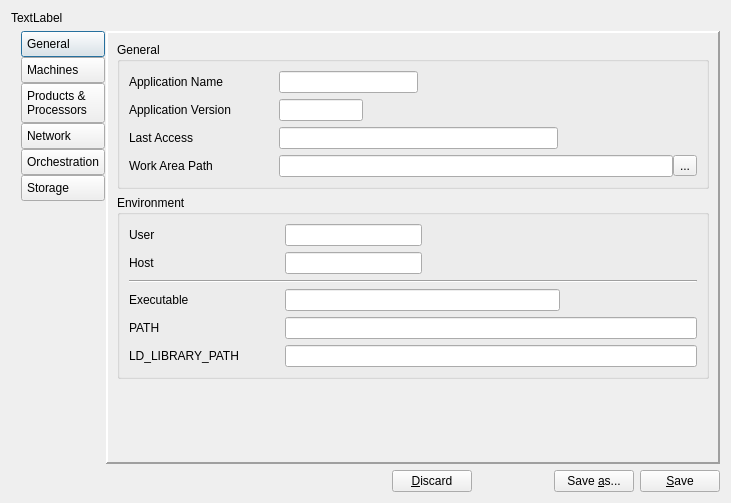
Old version of the form qpfgui/configtool.ui in the repository aardalath/qpf.
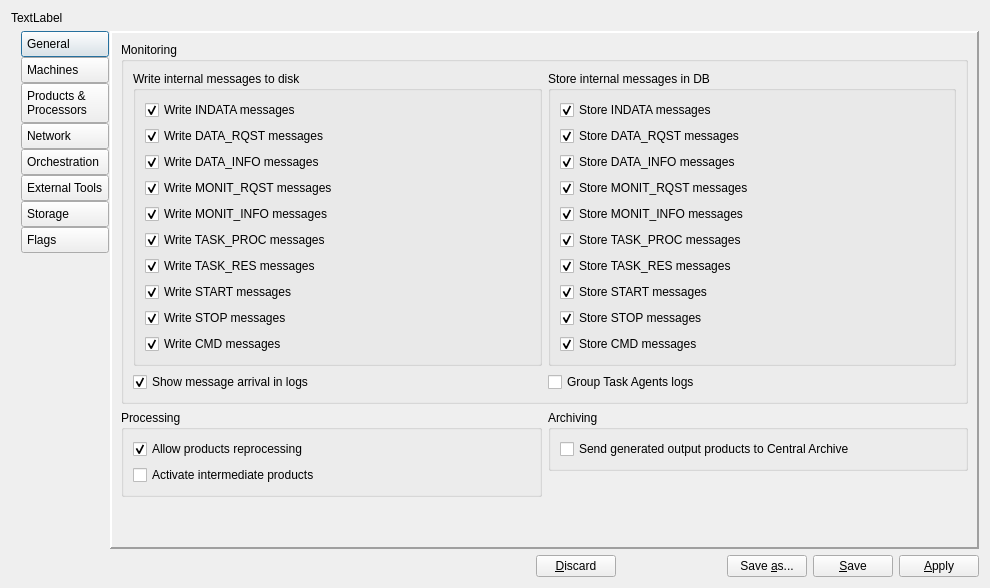
New version of the form. Icons and pictures are not drawn.

Commit message: New User Defined Tools and Flags sections in Config Tool

```diff
--- a/qpfgui/configtool.ui
+++ b/qpfgui/configtool.ui
@@ -6,8 +6,8 @@
    <rect>
     <x>0</x>
     <y>0</y>
-    <width>731</width>
-    <height>503</height>
+    <width>990</width>
+    <height>588</height>
    </rect>
   </property>
   <property name="windowTitle">
@@ -171,6 +171,32 @@
          </attribute>
         </widget>
        </item>
+       <item>
+        <widget class="QPushButton" name="tbtnExtTools">
+         <property name="styleSheet">
+          <string notr="true">QPushButton { text-align: left; padding: 5px; }</string>
+         </property>
+         <property name="text">
+          <string>External Tools</string>
+         </property>
+         <property name="icon">
+          <iconset resource="configtool.qrc">
+           <normaloff>:/img/img/exttools.png</normaloff>:/img/img/exttools.png</iconset>
+         </property>
+         <property name="iconSize">
+          <size>
+           <width>48</width>
+           <height>48</height>
+          </size>
+         </property>
+         <property name="autoExclusive">
+          <bool>true</bool>
+         </property>
+         <attribute name="buttonGroup">
+          <string notr="true">btngrpSection</string>
+         </attribute>
+        </widget>
+       </item>
        <item>
         <widget class="QPushButton" name="tbtnStorage">
          <property name="styleSheet">
@@ -197,6 +223,32 @@
          </attribute>
         </widget>
        </item>
+       <item>
+        <widget class="QPushButton" name="tbtnFlags">
+         <property name="styleSheet">
+          <string notr="true">QPushButton { text-align: left; padding: 5px; }</string>
+         </property>
+         <property name="text">
+          <string>Flags</string>
+         </property>
+         <property name="icon">
+          <iconset resource="configtool.qrc">
+           <normaloff>:/img/img/checkmarks.png</normaloff>:/img/img/checkmarks.png</iconset>
+         </property>
+         <property name="iconSize">
+          <size>
+           <width>48</width>
+           <height>48</height>
+          </size>
+         </property>
+         <property name="autoExclusive">
+          <bool>true</bool>
+         </property>
+         <attribute name="buttonGroup">
+          <string notr="true">btngrpSection</string>
+         </attribute>
+        </widget>
+       </item>
        <item>
         <spacer name="verticalSpacer">
          <property name="orientation">
@@ -224,7 +276,7 @@
         <number>2</number>
        </property>
        <property name="currentIndex">
-        <number>0</number>
+        <number>7</number>
        </property>
        <widget class="QWidget" name="pageGeneral">
         <layout class="QVBoxLayout" name="verticalLayout_3">
@@ -397,7 +449,11 @@
                </widget>
               </item>
               <item>
-               <widget class="QLineEdit" name="edUser"/>
+               <widget class="QLineEdit" name="edUser">
+                <property name="readOnly">
+                 <bool>true</bool>
+                </property>
+               </widget>
               </item>
               <item>
                <spacer name="horizontalSpacer_14">
@@ -430,7 +486,11 @@
                </widget>
               </item>
               <item>
-               <widget class="QLineEdit" name="edHost"/>
+               <widget class="QLineEdit" name="edHost">
+                <property name="readOnly">
+                 <bool>true</bool>
+                </property>
+               </widget>
               </item>
               <item>
                <spacer name="horizontalSpacer_15">
@@ -470,7 +530,11 @@
                </widget>
               </item>
               <item>
-               <widget class="QLineEdit" name="edExec"/>
+               <widget class="QLineEdit" name="edExec">
+                <property name="readOnly">
+                 <bool>true</bool>
+                </property>
+               </widget>
               </item>
               <item>
                <spacer name="horizontalSpacer_17">
@@ -503,7 +567,11 @@
                </widget>
               </item>
               <item>
-               <widget class="QLineEdit" name="edPATH"/>
+               <widget class="QLineEdit" name="edPATH">
+                <property name="readOnly">
+                 <bool>true</bool>
+                </property>
+               </widget>
               </item>
               <item>
                <spacer name="horizontalSpacer_18">
@@ -536,7 +604,11 @@
                </widget>
               </item>
               <item>
-               <widget class="QLineEdit" name="edLDPATH"/>
+               <widget class="QLineEdit" name="edLDPATH">
+                <property name="readOnly">
+                 <bool>true</bool>
+                </property>
+               </widget>
               </item>
               <item>
                <spacer name="horizontalSpacer_19">
@@ -740,6 +812,95 @@
          </item>
         </layout>
        </widget>
+       <widget class="QWidget" name="pageExtTools">
+        <layout class="QVBoxLayout" name="verticalLayout_14">
+         <item>
+          <widget class="QGroupBox" name="gpboxNet_2">
+           <property name="title">
+            <string>User-defined External Tools</string>
+           </property>
+           <layout class="QHBoxLayout" name="horizontalLayout_14">
+            <item>
+             <widget class="QTableWidget" name="tblwdgUserDefTools">
+              <attribute name="horizontalHeaderStretchLastSection">
+               <bool>true</bool>
+              </attribute>
+              <attribute name="verticalHeaderVisible">
+               <bool>false</bool>
+              </attribute>
+              <attribute name="verticalHeaderStretchLastSection">
+               <bool>false</bool>
+              </attribute>
+              <column>
+               <property name="text">
+                <string>Name</string>
+               </property>
+              </column>
+              <column>
+               <property name="text">
+                <string>Description</string>
+               </property>
+              </column>
+              <column>
+               <property name="text">
+                <string>Executable</string>
+               </property>
+              </column>
+              <column>
+               <property name="text">
+                <string>Arguments</string>
+               </property>
+              </column>
+              <column>
+               <property name="text">
+                <string>Product Types</string>
+               </property>
+              </column>
+             </widget>
+            </item>
+            <item>
+             <layout class="QVBoxLayout" name="verticalLayout_12">
+              <item>
+               <widget class="QPushButton" name="btnAddNew">
+                <property name="text">
+                 <string>&amp;Add new</string>
+                </property>
+               </widget>
+              </item>
+              <item>
+               <widget class="QPushButton" name="btnEdit">
+                <property name="text">
+                 <string>&amp;Edit</string>
+                </property>
+               </widget>
+              </item>
+              <item>
+               <widget class="QPushButton" name="btnRemove">
+                <property name="text">
+                 <string>&amp;Remove</string>
+                </property>
+               </widget>
+              </item>
+              <item>
+               <spacer name="verticalSpacer_3">
+                <property name="orientation">
+                 <enum>Qt::Vertical</enum>
+                </property>
+                <property name="sizeHint" stdset="0">
+                 <size>
+                  <width>20</width>
+                  <height>40</height>
+                 </size>
+                </property>
+               </spacer>
+              </item>
+             </layout>
+            </item>
+           </layout>
+          </widget>
+         </item>
+        </layout>
+       </widget>
        <widget class="QWidget" name="pageStorage">
         <layout class="QVBoxLayout" name="verticalLayout_5">
          <item>
@@ -750,6 +911,20 @@
            <layout class="QVBoxLayout" name="verticalLayout_8">
             <item>
              <layout class="QGridLayout" name="gridLayout">
+              <item row="2" column="1">
+               <widget class="QLineEdit" name="nedInbox">
+                <property name="enabled">
+                 <bool>false</bool>
+                </property>
+               </widget>
+              </item>
+              <item row="4" column="0">
+               <widget class="QLabel" name="label_30">
+                <property name="text">
+                 <string>User reproc. area</string>
+                </property>
+               </widget>
+              </item>
               <item row="0" column="0">
                <widget class="QLabel" name="label_26">
                 <property name="text">
@@ -781,13 +956,6 @@
                 </property>
                </widget>
               </item>
-              <item row="2" column="1">
-               <widget class="QLineEdit" name="nedInbox">
-                <property name="enabled">
-                 <bool>false</bool>
-                </property>
-               </widget>
-              </item>
               <item row="2" column="0">
                <widget class="QLabel" name="label_28">
                 <property name="text">
@@ -809,6 +977,13 @@
                 </property>
                </widget>
               </item>
+              <item row="4" column="1">
+               <widget class="QLineEdit" name="nedUserReprocArea">
+                <property name="enabled">
+                 <bool>false</bool>
+                </property>
+               </widget>
+              </item>
              </layout>
             </item>
            </layout>
@@ -820,6 +995,9 @@
             <enum>Qt::Horizontal</enum>
            </property>
            <widget class="QGroupBox" name="gpboxInput">
+            <property name="enabled">
+             <bool>false</bool>
+            </property>
             <property name="title">
              <string>Input Protocol</string>
             </property>
@@ -1029,6 +1207,9 @@
             </layout>
            </widget>
            <widget class="QGroupBox" name="gpboxOutput">
+            <property name="enabled">
+             <bool>false</bool>
+            </property>
             <property name="title">
              <string>Output Protocol</string>
             </property>
@@ -1244,12 +1425,344 @@
          </item>
         </layout>
        </widget>
+       <widget class="QWidget" name="pageFlags">
+        <layout class="QVBoxLayout" name="verticalLayout_21">
+         <item>
+          <widget class="QGroupBox" name="groupBox_3">
+           <property name="title">
+            <string>Monitoring</string>
+           </property>
+           <layout class="QHBoxLayout" name="horizontalLayout_15" stretch="50,50">
+            <item>
+             <layout class="QVBoxLayout" name="verticalLayout_17">
+              <item>
+               <widget class="QGroupBox" name="grpboxWriteMsgsDisk">
+                <property name="title">
+                 <string>Write internal messages to disk</string>
+                </property>
+                <layout class="QVBoxLayout" name="verticalLayout_15">
+                 <item>
+                  <widget class="QCheckBox" name="chkMsgsINDATAToDisk">
+                   <property name="text">
+                    <string>Write INDATA messages</string>
+                   </property>
+                   <property name="checked">
+                    <bool>true</bool>
+                   </property>
+                  </widget>
+                 </item>
+                 <item>
+                  <widget class="QCheckBox" name="chkMsgsDATARQSTToDisk">
+                   <property name="text">
+                    <string>Write DATA_RQST messages</string>
+                   </property>
+                   <property name="checked">
+                    <bool>true</bool>
+                   </property>
+                  </widget>
+                 </item>
+                 <item>
+                  <widget class="QCheckBox" name="chkMsgsDATAINFOToDisk">
+                   <property name="text">
+                    <string>Write DATA_INFO messages</string>
+                   </property>
+                   <property name="checked">
+                    <bool>true</bool>
+                   </property>
+                  </widget>
+                 </item>
+                 <item>
+                  <widget class="QCheckBox" name="chkMsgsMONITRQSTToDisk">
+                   <property name="text">
+                    <string>Write MONIT_RQST messages</string>
+                   </property>
+                   <property name="checked">
+                    <bool>true</bool>
+                   </property>
+                  </widget>
+                 </item>
+                 <item>
+                  <widget class="QCheckBox" name="chkMsgsMONITINFOToDisk">
+                   <property name="text">
+                    <string>Write MONIT_INFO messages</string>
+                   </property>
+                   <property name="checked">
+                    <bool>true</bool>
+                   </property>
+                  </widget>
+                 </item>
+                 <item>
+                  <widget class="QCheckBox" name="chkMsgsTASKPROCToDisk">
+                   <property name="text">
+                    <string>Write TASK_PROC messages</string>
+                   </property>
+                   <property name="checked">
+                    <bool>true</bool>
+                   </property>
+                  </widget>
+                 </item>
+                 <item>
+                  <widget class="QCheckBox" name="chkMsgsTASKRESToDisk">
+                   <property name="text">
+                    <string>Write TASK_RES messages</string>
+                   </property>
+                   <property name="checked">
+                    <bool>true</bool>
+                   </property>
+                  </widget>
+                 </item>
+                 <item>
+                  <widget class="QCheckBox" name="chkMsgsSTARTToDisk">
+                   <property name="text">
+                    <string>Write START messages</string>
+                   </property>
+                   <property name="checked">
+                    <bool>true</bool>
+                   </property>
+                  </widget>
+                 </item>
+                 <item>
+                  <widget class="QCheckBox" name="chkMsgsSTOPToDisk">
+                   <property name="text">
+                    <string>Write STOP messages</string>
+                   </property>
+                   <property name="checked">
+                    <bool>true</bool>
+                   </property>
+                  </widget>
+                 </item>
+                 <item>
+                  <widget class="QCheckBox" name="chkMsgsCMDToDisk">
+                   <property name="text">
+                    <string>Write CMD messages</string>
+                   </property>
+                   <property name="checked">
+                    <bool>true</bool>
+                   </property>
+                  </widget>
+                 </item>
+                </layout>
+               </widget>
+              </item>
+              <item>
+               <widget class="QCheckBox" name="chkMsgsIncommingInLog">
+                <property name="text">
+                 <string>Show message arrival in logs</string>
+                </property>
+                <property name="checked">
+                 <bool>true</bool>
+                </property>
+               </widget>
+              </item>
+             </layout>
+            </item>
+            <item>
+             <layout class="QVBoxLayout" name="verticalLayout_18">
+              <item>
+               <widget class="QGroupBox" name="grpboxWriteMsgsDisk_2">
+                <property name="title">
+                 <string>Store internal messages in DB</string>
+                </property>
+                <layout class="QVBoxLayout" name="verticalLayout_16">
+                 <item>
+                  <widget class="QCheckBox" name="chkMsgsINDATAToDisk_2">
+                   <property name="text">
+                    <string>Store INDATA messages</string>
+                   </property>
+                   <property name="checked">
+                    <bool>true</bool>
+                   </property>
+                  </widget>
+                 </item>
+                 <item>
+                  <widget class="QCheckBox" name="chkMsgsDATARQSTToDisk_2">
+                   <property name="text">
+                    <string>Store DATA_RQST messages</string>
+                   </property>
+                   <property name="checked">
+                    <bool>true</bool>
+                   </property>
+                  </widget>
+                 </item>
+                 <item>
+                  <widget class="QCheckBox" name="chkMsgsDATAINFOToDisk_2">
+                   <property name="text">
+                    <string>Store DATA_INFO messages</string>
+                   </property>
+                   <property name="checked">
+                    <bool>true</bool>
+                   </property>
+                  </widget>
+                 </item>
+                 <item>
+                  <widget class="QCheckBox" name="chkMsgsMONITRQSTToDisk_2">
+                   <property name="text">
+                    <string>Store MONIT_RQST messages</string>
+                   </property>
+                   <property name="checked">
+                    <bool>true</bool>
+                   </property>
+                  </widget>
+                 </item>
+                 <item>
+                  <widget class="QCheckBox" name="chkMsgsMONITINFOToDisk_2">
+                   <property name="text">
+                    <string>Store MONIT_INFO messages</string>
+                   </property>
+                   <property name="checked">
+                    <bool>true</bool>
+                   </property>
+                  </widget>
+                 </item>
+                 <item>
+                  <widget class="QCheckBox" name="chkMsgsTASKPROCToDisk_2">
+                   <property name="text">
+                    <string>Store TASK_PROC messages</string>
+                   </property>
+                   <property name="checked">
+                    <bool>true</bool>
+                   </property>
+                  </widget>
+                 </item>
+                 <item>
+                  <widget class="QCheckBox" name="chkMsgsTASKRESToDisk_2">
+                   <property name="text">
+                    <string>Store TASK_RES messages</string>
+                   </property>
+                   <property name="checked">
+                    <bool>true</bool>
+                   </property>
+                  </widget>
+                 </item>
+                 <item>
+                  <widget class="QCheckBox" name="chkMsgsSTARTToDisk_2">
+                   <property name="text">
+                    <string>Store START messages</string>
+                   </property>
+                   <property name="checked">
+                    <bool>true</bool>
+                   </property>
+                  </widget>
+                 </item>
+                 <item>
+                  <widget class="QCheckBox" name="chkMsgsSTOPToDisk_2">
+                   <property name="text">
+                    <string>Store STOP messages</string>
+                   </property>
+                   <property name="checked">
+                    <bool>true</bool>
+                   </property>
+                  </widget>
+                 </item>
+                 <item>
+                  <widget class="QCheckBox" name="chkMsgsCMDToDisk_2">
+                   <property name="text">
+                    <string>Store CMD messages</string>
+                   </property>
+                   <property name="checked">
+                    <bool>true</bool>
+                   </property>
+                  </widget>
+                 </item>
+                </layout>
+               </widget>
+              </item>
+              <item>
+               <widget class="QCheckBox" name="chkGroupTskAgentLogs">
+                <property name="text">
+                 <string>Group Task Agents logs</string>
+                </property>
+               </widget>
+              </item>
+             </layout>
+            </item>
+           </layout>
+          </widget>
+         </item>
+         <item>
+          <layout class="QHBoxLayout" name="horizontalLayout_16" stretch="50,50">
+           <item>
+            <widget class="QGroupBox" name="groupBox_4">
+             <property name="title">
+              <string>Processing</string>
+             </property>
+             <layout class="QVBoxLayout" name="verticalLayout_13">
+              <item>
+               <widget class="QCheckBox" name="chkAllowReproc">
+                <property name="text">
+                 <string>Allow products reprocessing</string>
+                </property>
+                <property name="checked">
+                 <bool>true</bool>
+                </property>
+               </widget>
+              </item>
+              <item>
+               <widget class="QCheckBox" name="chkGenerateIntermedProd">
+                <property name="text">
+                 <string>Activate intermediate products</string>
+                </property>
+               </widget>
+              </item>
+             </layout>
+            </widget>
+           </item>
+           <item>
+            <layout class="QVBoxLayout" name="verticalLayout_20">
+             <item>
+              <widget class="QGroupBox" name="groupBox_6">
+               <property name="title">
+                <string>Archiving</string>
+               </property>
+               <layout class="QVBoxLayout" name="verticalLayout_19">
+                <item>
+                 <widget class="QCheckBox" name="chkSendOutputsToArchive">
+                  <property name="text">
+                   <string>Send generated output products to Central Archive</string>
+                  </property>
+                 </widget>
+                </item>
+               </layout>
+              </widget>
+             </item>
+             <item>
+              <spacer name="verticalSpacer_4">
+               <property name="orientation">
+                <enum>Qt::Vertical</enum>
+               </property>
+               <property name="sizeHint" stdset="0">
+                <size>
+                 <width>1</width>
+                 <height>20</height>
+                </size>
+               </property>
+              </spacer>
+             </item>
+            </layout>
+           </item>
+          </layout>
+         </item>
+         <item>
+          <spacer name="verticalSpacer_5">
+           <property name="orientation">
+            <enum>Qt::Vertical</enum>
+           </property>
+           <property name="sizeHint" stdset="0">
+            <size>
+             <width>20</width>
+             <height>40</height>
+            </size>
+           </property>
+          </spacer>
+         </item>
+        </layout>
+       </widget>
       </widget>
      </item>
     </layout>
    </item>
    <item>
-    <layout class="QHBoxLayout" name="horizontalLayout_2" stretch="10,1,2,1,1">
+    <layout class="QHBoxLayout" name="horizontalLayout_2" stretch="10,1,2,1,1,0">
      <item>
       <spacer name="horizontalSpacer_2">
        <property name="orientation">
@@ -1297,6 +1810,13 @@
        </property>
       </widget>
      </item>
+     <item>
+      <widget class="QPushButton" name="btnApply">
+       <property name="text">
+        <string>&amp;Apply</string>
+       </property>
+      </widget>
+     </item>
     </layout>
    </item>
   </layout>
```
Left out of the diff: 97 changed lines with no effect on the pictures. The commit also changes 15 other files.
